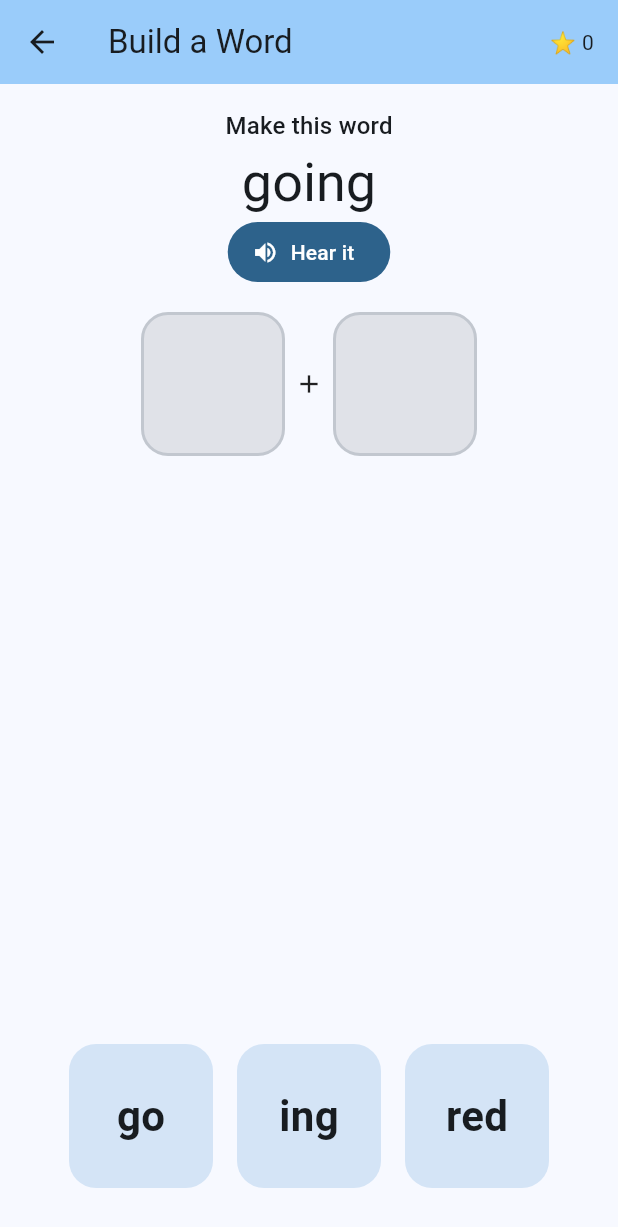
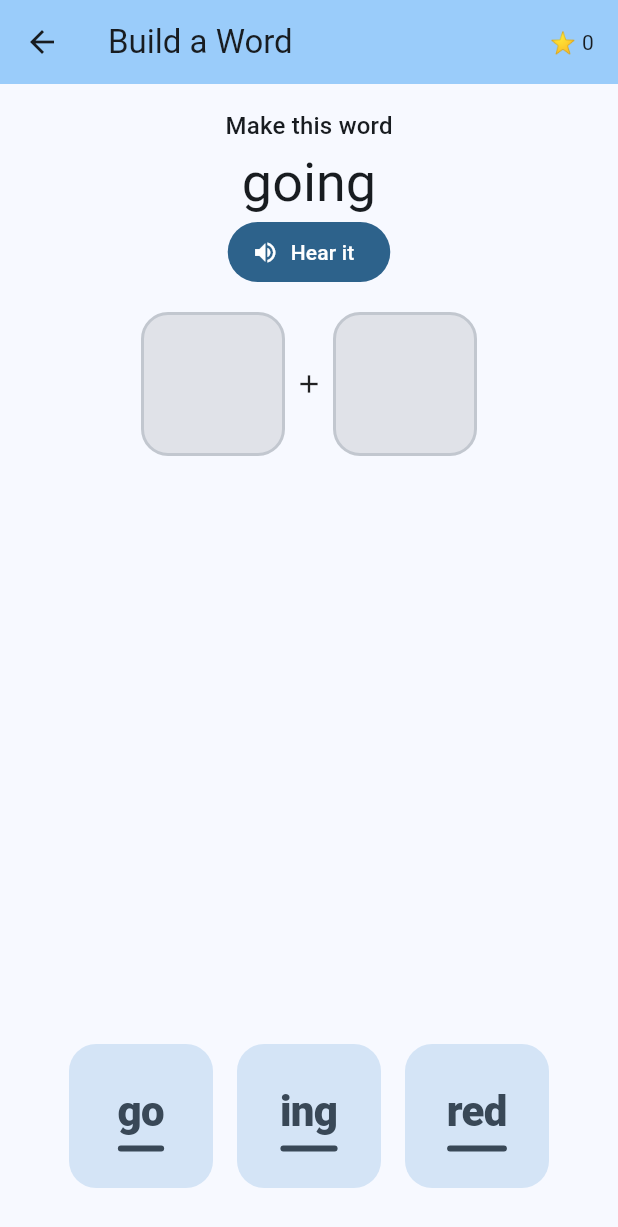
Before and after one commit to mklawonn/reading-game, a Flutter app: the BuildAWordPage screen opened directly with empty values, on a phone screen of 412 x 824 dp. Shown: the top 1227 px of the screen. Run offline on Flutter 3.47's test engine with Material 3 defaults, Android fonts, the phone set to English and light mode, and no system bars; our stand-ins replace firebase_core, flutter_tts; accounts and stored records are empty.

Commit message:
feat(app): linked-letter syllables + art/audio pipeline scaffolding
SyllableTile renders letter-spelled syllables as one LINKED piece (letters tightly set, bound by a continuous underline bar) so a multi-letter syllable reads as one sound-chunk, not separate letters. Used in Build-a-Word pieces/slots and the Find-the-Character prompt. GlyphView (art-first: real PNG -> emoji -> tile) is the image drop-in, with a test. Adds asset folders + pubspec, content/gen-asset-manifest.mjs + asset-manifest.json (27 images, 129 audio clips), and docs/asset-pipeline.md specs.

Co-Authored-By: Claude Opus 4.8 <noreply@anthropic.com>

```diff
--- /dev/null
+++ b/app/lib/content/syllable_tile.dart
@@ -0,0 +1,47 @@
+import 'package:flutter/material.dart';
+
+/// Renders a syllable spelled with letters as a single **linked** unit: the
+/// letters are tightly set and bound by one continuous underline bar, so a
+/// multi-letter syllable (`and`, `ing`, `for`) reads as one whole sound-piece
+/// rather than as separate letters. (Separated letters are reserved for the
+/// alphabet stage — keeping them joined here signals "this is one chunk".)
+class SyllableTile extends StatelessWidget {
+  const SyllableTile(this.syllable, {super.key, this.fontSize = 26, this.color});
+
+  final String syllable;
+  final double fontSize;
+  final Color? color;
+
+  @override
+  Widget build(BuildContext context) {
+    final scheme = Theme.of(context).colorScheme;
+    final ink = color ?? scheme.onSecondaryContainer;
+    return IntrinsicWidth(
+      child: Column(
+        mainAxisSize: MainAxisSize.min,
+        crossAxisAlignment: CrossAxisAlignment.stretch,
+        children: [
+          Text(
+            syllable,
+            textAlign: TextAlign.center,
+            style: TextStyle(
+              fontSize: fontSize,
+              fontWeight: FontWeight.w800,
+              letterSpacing: -0.5, // pull the letters together
+              color: ink,
+            ),
+          ),
+          SizedBox(height: fontSize * 0.12),
+          // The continuous bar is the "link" binding the letters into one piece.
+          Container(
+            height: fontSize * 0.14,
+            decoration: BoxDecoration(
+              color: ink,
+              borderRadius: BorderRadius.circular(fontSize),
+            ),
+          ),
+        ],
+      ),
+    );
+  }
+}
--- a/app/lib/features/build_a_word/build_a_word_page.dart
+++ b/app/lib/features/build_a_word/build_a_word_page.dart
@@ -3,6 +3,7 @@ import 'dart:math';
 import 'package:flutter/material.dart';
 
 import '../../content/pictograph_emoji.dart';
+import '../../content/syllable_tile.dart';
 import '../../models/content_bank.dart';
 import '../../services/audio_service.dart';
 import '../../services/content_service.dart';
@@ -263,13 +264,10 @@ class _Chip extends StatelessWidget {
           color: Theme.of(context).colorScheme.secondaryContainer,
           borderRadius: BorderRadius.circular(18),
         ),
-        child: Text(
-          glyph,
-          style: TextStyle(
-            fontSize: isEmoji ? 48 : 28,
-            fontWeight: FontWeight.bold,
-          ),
-        ),
+        child: isEmoji
+            ? Text(glyph,
+                style: const TextStyle(fontSize: 48, fontWeight: FontWeight.bold))
+            : SyllableTile(glyph, fontSize: 28),
       ),
     );
   }
@@ -339,13 +337,13 @@ class _Slot extends StatelessWidget {
               borderRadius: BorderRadius.circular(18),
               border: Border.all(color: scheme.outlineVariant, width: 2),
             ),
-            child: Text(
-              glyph ?? '',
-              style: TextStyle(
-                fontSize: isEmoji ? 48 : 28,
-                fontWeight: FontWeight.bold,
-              ),
-            ),
+            child: !filled
+                ? null
+                : isEmoji
+                    ? Text(glyph!,
+                        style: const TextStyle(
+                            fontSize: 48, fontWeight: FontWeight.bold))
+                    : SyllableTile(glyph!, fontSize: 28),
           ),
         );
       },
--- a/app/pubspec.yaml
+++ b/app/pubspec.yaml
@@ -63,6 +63,10 @@ flutter:
   # (Synced from ../content/content_bank.v1.json.) Pictograph art + audio clips land here next.
   assets:
     - assets/content/content_bank.v1.json
+    # Drop pictograph art here as <id>.png and it appears automatically (GlyphView).
+    - assets/images/pictographs/
+    # Drop syllable/word audio clips here as <ref>.mp3 (file player added when clips exist).
+    - assets/audio/
 
   # An image asset can refer to one or more resolution-specific "variants", see
   # https://flutter.dev/to/resolution-aware-images
```
Also changed, not shown: app/lib/content/glyph_view.dart (added, +42 -0 lines), app/lib/features/find_the_character/find_the_character_page.dart (+3 -5 lines), content/asset-manifest.json (added), 6 other files.
